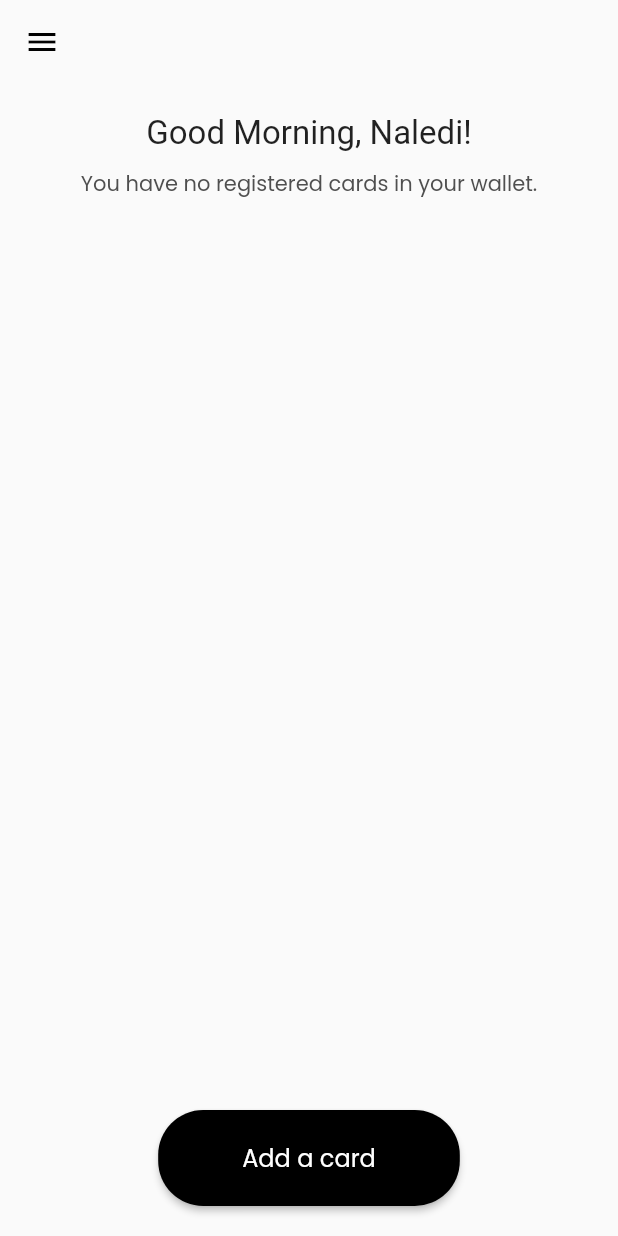
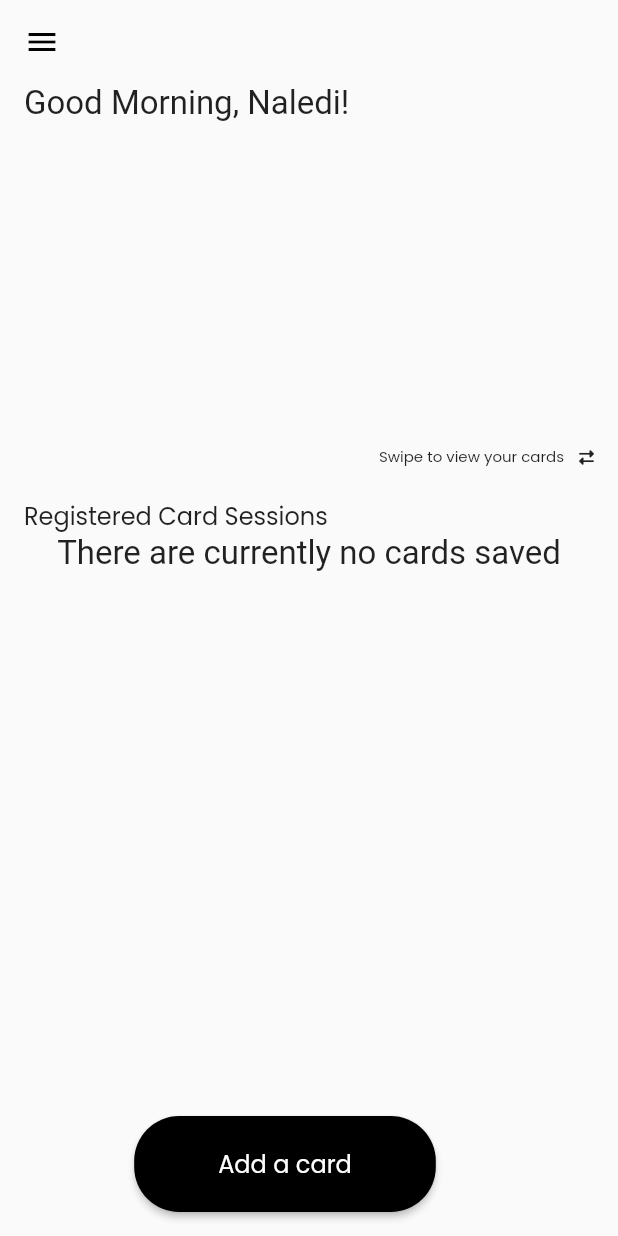
Before and after one commit to StephenBoikanyo/CardCheck, a Flutter app: the screen it shows after launch, on a phone screen of 412 x 824 dp. Run offline on Flutter 3.47's test engine with Material 2 defaults, Android fonts, the phone set to English and light mode, and no system bars; our stand-ins replace bloc, font_awesome_flutter, shared_preferences; missing offline and left inert: credit_card_scanner; generated files the repository leaves out were written again.

Commit message:
Added HomeScreen with Future builder and card carousel

```diff
--- a/lib/presentation/home/home_screen.dart
+++ b/lib/presentation/home/home_screen.dart
@@ -15,8 +15,7 @@ class HomeScreen extends StatefulWidget {
 }
 
 class _HomeScreenState extends State<HomeScreen> {
-
-  List<Map<String, String>> _storedData = [];
+  late Future<List<Map<String, String>>> _storedDataFuture;
 
   @override
   void initState() {
@@ -24,10 +23,9 @@ class _HomeScreenState extends State<HomeScreen> {
     _loadStoredData();
   }
 
-  void _loadStoredData() async {
-    List<Map<String, String>> storedData = await DataStorage.loadStoredData();
+  Future<void> _loadStoredData() async {
     setState(() {
-      _storedData = storedData;
+      _storedDataFuture = DataStorage.loadStoredData();
     });
   }
 
@@ -36,58 +34,164 @@ class _HomeScreenState extends State<HomeScreen> {
     var name = 'Naledi';
     return Scaffold(
       appBar: AppBar(
-        iconTheme: const IconThemeData(
-          color: Colors.black
-        ),
+        iconTheme: const IconThemeData(color: Colors.black),
         backgroundColor: Colors.transparent,
         elevation: 0,
       ),
       drawer: const Drawer(),
-      body: Column(
+      body: SingleChildScrollView(
+        child: Padding(
+          padding: const EdgeInsets.only(left: 16, right: 16),
+          child: Column(
+            crossAxisAlignment: CrossAxisAlignment.start,
             children: [
-          const SizedBox(height: 20,),
-          Expanded(
-              child: Column(
+              FutureBuilder<List<Map<String, String>>>(
+                future: _storedDataFuture,
+                builder: (context, snapshot) {
+                  if (snapshot.connectionState == ConnectionState.waiting) {
+                    return const CircularProgressIndicator();
+                  } else if (snapshot.hasError) {
+                    return const Text('Error loading data');
+                  } else {
+                    final _storedData = snapshot.data ?? [];
+
+                    return Column(
+                      crossAxisAlignment: CrossAxisAlignment.start,
                       children: [
-              Text('${greeting()}, $name!',style: largeText,),
-              const SizedBox(height: 10,),
-              Text('You have no registered cards in your wallet.',
-                style: smallText.copyWith(color: const Color(0xff4F4F4F)),),
+                        Text(
+                          '${greeting()}, $name!',
+                          style: largeText,
+                        ),
+                        const SizedBox(
+                          height: 10,
+                        ),
+                        // A Card Carousel to view saved cards
+                        SizedBox(
+                          height: 205,
+                          width: 400,
+                          child: Center(
+                            child: PageView.builder(
+                              scrollDirection: Axis.horizontal,
+                              itemCount: _storedData.length,
+                              itemBuilder: (context, index) {
+                                final cardNumber =
+                                _storedData[index]['cardNumber'].toString();
+                                final cardHolder =
+                                    '${_storedData[index]['name']}';
+                                final expiryDate =
+                                _storedData[index]['expiryDate'].toString();
 
+                                return CardWidget(
+                                  cardNumber: cardNumber,
+                                  cardHolder: cardHolder,
+                                  expiryDate: expiryDate,
+                                );
+                              },
+                            ),
+                          ),
+                        ),
+                        Row(
+                          mainAxisAlignment: MainAxisAlignment.end,
+                          children: [
+                            Text('Swipe to view your cards', style: smallText.copyWith(fontSize: 10),textAlign: TextAlign.end,),
+                            const SizedBox(width: 10,),
+                            FaIcon(FontAwesomeIcons.rightLeft ,size: 10,)
+                          ],
+                        ),
+                        const SizedBox(
+                          height: 20,
+                        ),
+                        const Text(
+                          'Registered Card Sessions',
+                          style: mediumText,
+                        ),
                         Container(
-                height: 500,
-                child: ListView.builder(
+                          height: _storedData.isEmpty ? null : 300,
+                          child: _storedData.isEmpty
+                              ? const Center(
+                            child: Text(
+                              'There are currently no cards saved',
+                              style: largeText,
+                            ),
+                          )
+                              : ListView.builder(
                             itemCount: _storedData.length,
                             itemBuilder: (BuildContext context, int index) {
                               return ListTile(
                                 leading: CircleAvatar(
-                              backgroundColor: Color(0xffDF6B00),
-                          child: FaIcon(FontAwesomeIcons.ccAmex)),
-                      title: Text('Name: ${_storedData[index]['name']}'),
-                      subtitle: Text(
-                        'Last Name: ${_storedData[index]['lastName']}\nCard Number: ${_storedData[index]['cardNumber']}',
+                                  backgroundColor: const Color(0xffDF6B00),
+                                  child: _storedData[index]['provider'] ==
+                                      'Mastercard'
+                                      ? FaIcon(FontAwesomeIcons.ccMastercard)
+                                      : _storedData[index]['provider'] ==
+                                      'Visa'
+                                      ? FaIcon(FontAwesomeIcons.ccVisa)
+                                      : _storedData[index]['provider'] ==
+                                      'Amex'
+                                      ? FaIcon(
+                                      FontAwesomeIcons.ccAmex)
+                                      : null,
+                                ),
+                                title: Row(
+                                  mainAxisAlignment:
+                                  MainAxisAlignment.spaceBetween,
+                                  children: [
+                                    Text(
+                                      '${_storedData[index]['cardNumber']}',
+                                      style: smallText,
+                                    ),
+                                  ],
+                                ),
+                                subtitle: Row(
+                                  mainAxisAlignment:
+                                  MainAxisAlignment.spaceBetween,
+                                  children: [
+                                    Text(
+                                      'Date: ${_storedData[index]['date']}',
+                                      style: smallText.copyWith(
+                                          color: Colors.green),
+                                    ),
+                                    Text(
+                                      'Time: ${_storedData[index]['time']}',
+                                      style: smallText.copyWith(
+                                          color: Colors.green),
+                                    )
+                                  ],
                                 ),
                               );
                             },
                           ),
                         ),
+                      ],
+                    );
+                  }
+                },
+              ),
+              const SizedBox(
+                height: 20,
+              ),
 
-
-
-
-
-
-
-
-
-            ],
-          )),
-          RoundedPrimaryButton(label: 'Add a card',
-              onPressed: () => Navigator.pushNamed(context, AddCardScreen.id)),
-          const SizedBox(height: 20,),
+              const SizedBox(
+                height: 20,
+              ),
             ],
           ),
+        ),
+      ),
+      floatingActionButton: Padding(
+        padding: EdgeInsets.zero,
+        child: Align(
+          alignment: Alignment.bottomCenter,
+          child:  RoundedPrimaryButton(
+            label: 'Add a card',
+            onPressed: () {
+              Navigator.pushNamed(context, AddCardScreen.id).then((_) {
+                _loadStoredData();
+              });
+            },
+          ),
+        ),
+      ),
     );
-
   }
 }
```
Lines whose indentation alone changed are shown as unchanged.
